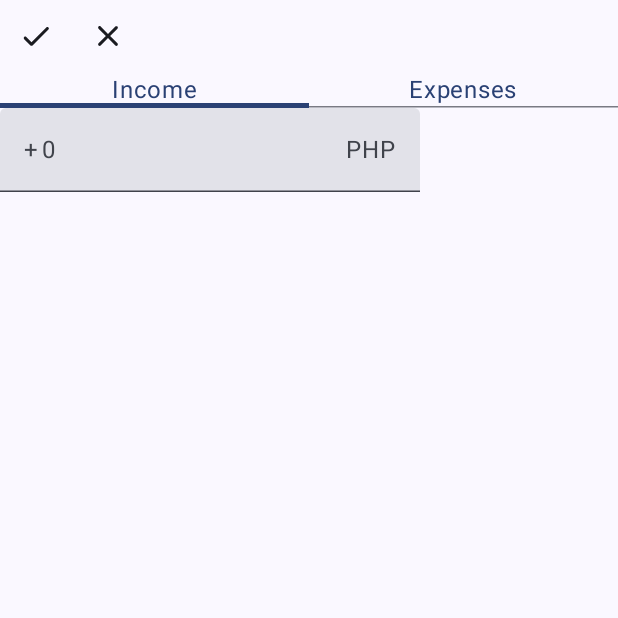
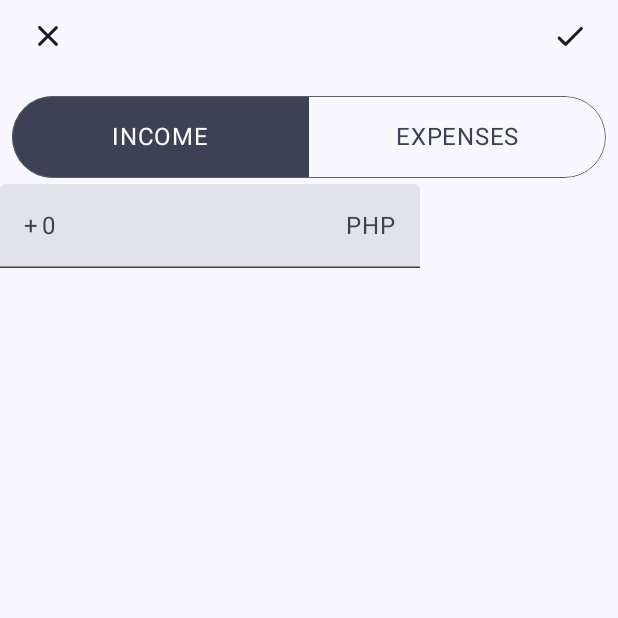
Before and after one commit to LeeWeeder/budget-rule, an Android app built with Jetpack Compose: the screen it shows after launch (MainActivity), after a tap on "Create record", on a phone screen of 412 x 824 dp, the top half of it. Run offline under Robolectric (Android 15) with nearby library versions, the phone set to English and light mode, and no system bars; our stand-ins replace Dagger/Hilt's generated code, Room's generated code; 3 other taps on this screen came first.

Commit message:
Implement type tab design

```diff
--- a/app/src/main/java/com/ljmaq/budgetrule/features/record/presentation/records/add_record/AddRecordDialog.kt
+++ b/app/src/main/java/com/ljmaq/budgetrule/features/record/presentation/records/add_record/AddRecordDialog.kt
@@ -1,16 +1,22 @@
 package com.ljmaq.budgetrule.features.record.presentation.records.add_record
 
+import androidx.compose.foundation.BorderStroke
+import androidx.compose.foundation.background
+import androidx.compose.foundation.border
 import androidx.compose.foundation.layout.Arrangement
 import androidx.compose.foundation.layout.Column
 import androidx.compose.foundation.layout.Row
+import androidx.compose.foundation.layout.Spacer
 import androidx.compose.foundation.layout.fillMaxSize
 import androidx.compose.foundation.layout.fillMaxWidth
+import androidx.compose.foundation.layout.height
 import androidx.compose.foundation.layout.padding
 import androidx.compose.material.icons.Icons
 import androidx.compose.material.icons.rounded.Check
 import androidx.compose.material.icons.rounded.Close
 import androidx.compose.material3.Icon
 import androidx.compose.material3.IconButton
+import androidx.compose.material3.MaterialTheme
 import androidx.compose.material3.Scaffold
 import androidx.compose.material3.SnackbarHost
 import androidx.compose.material3.SnackbarHostState
@@ -22,6 +28,10 @@ import androidx.compose.runtime.Composable
 import androidx.compose.runtime.LaunchedEffect
 import androidx.compose.runtime.remember
 import androidx.compose.ui.Modifier
+import androidx.compose.ui.draw.clip
+import androidx.compose.ui.graphics.Color
+import androidx.compose.ui.unit.Dp
+import androidx.compose.ui.unit.dp
 import androidx.compose.ui.window.Dialog
 import androidx.compose.ui.window.DialogProperties
 import androidx.hilt.navigation.compose.hiltViewModel
@@ -68,13 +78,20 @@ fun AddRecordDialog(
         )
     ) {
         Scaffold(snackbarHost = { SnackbarHost(snackbarHostState) }, topBar = {
-        }) { paddingValues ->
-            Column(
+            Row(
                 modifier = Modifier
-                    .padding(paddingValues)
-                    .fillMaxSize()
+                    .fillMaxWidth()
+                    .padding(horizontal = 8.dp),
+                horizontalArrangement = Arrangement.SpaceBetween
             ) {
-                Row(horizontalArrangement = Arrangement.SpaceBetween) {
+                IconButton(onClick = {
+                    recordsViewModel.onEvent(RecordsEvent.CancelCreateRecord)
+                }) {
+                    Icon(
+                        imageVector = Icons.Rounded.Close,
+                        contentDescription = "Close icon"
+                    )
+                }
                 IconButton(onClick = {
                     viewModel.onEvent(AddRecordEvent.SaveRecord)
                 }) {
@@ -83,30 +100,42 @@ fun AddRecordDialog(
                         contentDescription = "Save icon"
                     )
                 }
-                    IconButton(onClick = {
-                        recordsViewModel.onEvent(RecordsEvent.CancelCreateRecord)
-                    }) {
-                        Icon(
-                            imageVector = Icons.Rounded.Close,
-                            contentDescription = "Close icon"
-                        )
             }
-                }
-                TabRow(selectedTabIndex = tabState.index) {
+        }) { paddingValues ->
+            Column(
+                modifier = Modifier
+                    .padding(paddingValues)
+                    .fillMaxSize()
+            ) {
+                Spacer(modifier = Modifier.height(12.dp))
+                TabRow(selectedTabIndex = tabState.index,
+                    modifier = Modifier
+                        .padding(vertical = 4.dp, horizontal = 8.dp)
+                        .clip(MaterialTheme.shapes.extraLarge)
+                        .border(
+                            BorderStroke(Dp.Hairline, MaterialTheme.colorScheme.outline),
+                            MaterialTheme.shapes.extraLarge
+                        ),
+                    indicator = {}, divider = {}) {
+                    val secondaryColor = MaterialTheme.colorScheme.secondary
+                    val onSecondaryColor = MaterialTheme.colorScheme.onSecondary
+
+                    val modifier = Modifier.padding(15.dp)
                     Tab(
                         selected = !typeIsExpenses, onClick = {
                             viewModel.onEvent(
                                 AddRecordEvent.ChangeRecordType
                             )
-                        }) {
-                        Text(text = "Income")
+                        }, modifier = Modifier.background(if (!typeIsExpenses) secondaryColor else Color.Transparent)
+                    ) {
+                        Text(text = "INCOME", modifier = modifier, color = if (!typeIsExpenses) onSecondaryColor else secondaryColor)
                     }
                     Tab(selected = typeIsExpenses, onClick = {
                         viewModel.onEvent(
                             AddRecordEvent.ChangeRecordType
                         )
-                    }) {
-                        Text(text = "Expenses")
+                    }, modifier = Modifier.background(if (typeIsExpenses) secondaryColor else Color.Transparent)) {
+                        Text(text = "EXPENSES", modifier = modifier, color = if (typeIsExpenses) onSecondaryColor else secondaryColor)
                     }
                 }
                 Row(modifier = Modifier.fillMaxWidth()) {
```
Lines whose indentation alone changed are shown as unchanged.
